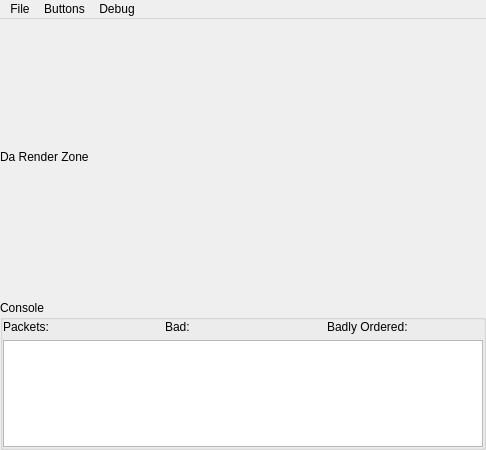
Qt form mainwindow.ui (mckaymatthew/rdu3) before a commit.
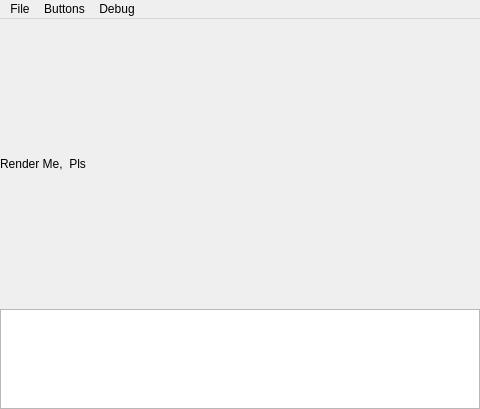
The same form after that commit.

Commit message: Working hide/show of console area.

```diff
--- a/mainwindow.ui
+++ b/mainwindow.ui
@@ -2,6 +2,14 @@
 <ui version="4.0">
  <class>MainWindow</class>
  <widget class="QMainWindow" name="MainWindow">
+  <property name="geometry">
+   <rect>
+    <x>0</x>
+    <y>0</y>
+    <width>480</width>
+    <height>409</height>
+   </rect>
+  </property>
   <property name="windowTitle">
    <string>IC7300 Remote Desktop</string>
   </property>
@@ -19,67 +27,9 @@
     <property name="bottomMargin">
      <number>0</number>
     </property>
-    <item row="1" column="0" colspan="2">
-     <widget class="QGroupBox" name="groupBox_3">
-      <property name="sizePolicy">
-       <sizepolicy hsizetype="Preferred" vsizetype="Fixed">
-        <horstretch>0</horstretch>
-        <verstretch>0</verstretch>
-       </sizepolicy>
-      </property>
-      <property name="maximumSize">
-       <size>
-        <width>16777215</width>
-        <height>150</height>
-       </size>
-      </property>
-      <property name="title">
-       <string>Console</string>
-      </property>
-      <layout class="QGridLayout" name="gridLayout">
-       <property name="leftMargin">
-        <number>0</number>
-       </property>
-       <property name="topMargin">
-        <number>0</number>
-       </property>
-       <property name="rightMargin">
-        <number>0</number>
-       </property>
-       <property name="bottomMargin">
-        <number>0</number>
-       </property>
-       <item row="0" column="1">
-        <widget class="QLabel" name="totalPackets">
-         <property name="text">
-          <string>Packets:</string>
-         </property>
-        </widget>
-       </item>
-       <item row="1" column="1" colspan="3">
-        <widget class="QTextEdit" name="statusMessages">
-         <property name="font">
-          <font/>
-         </property>
-        </widget>
-       </item>
-       <item row="0" column="2">
-        <widget class="QLabel" name="totalPacketsBad">
-         <property name="text">
-          <string>Bad:</string>
-         </property>
-        </widget>
-       </item>
-       <item row="0" column="3">
-        <widget class="QLabel" name="totalOOO">
-         <property name="text">
-          <string>Badly Ordered:</string>
-         </property>
-        </widget>
-       </item>
-      </layout>
-     </widget>
-    </item>
+    <property name="spacing">
+     <number>0</number>
+    </property>
     <item row="0" column="0">
      <widget class="QLabel" name="renderZone">
       <property name="sizePolicy">
@@ -94,11 +44,27 @@
         <height>275</height>
        </size>
       </property>
-      <property name="frameShape">
-       <enum>QFrame::NoFrame</enum>
-      </property>
       <property name="text">
-       <string>Da Render Zone</string>
+       <string>Render Me,  Pls</string>
+      </property>
+     </widget>
+    </item>
+    <item row="1" column="0">
+     <widget class="QTextEdit" name="statusMessages">
+      <property name="sizePolicy">
+       <sizepolicy hsizetype="Expanding" vsizetype="Fixed">
+        <horstretch>0</horstretch>
+        <verstretch>0</verstretch>
+       </sizepolicy>
+      </property>
+      <property name="maximumSize">
+       <size>
+        <width>16777215</width>
+        <height>100</height>
+       </size>
+      </property>
+      <property name="readOnly">
+       <bool>true</bool>
       </property>
      </widget>
     </item>
@@ -109,7 +75,7 @@
     <rect>
      <x>0</x>
      <y>0</y>
-     <width>488</width>
+     <width>480</width>
      <height>24</height>
     </rect>
    </property>
```
Left out of the diff: 13 changed lines with no effect on the pictures. The commit also changes 11 other files.
